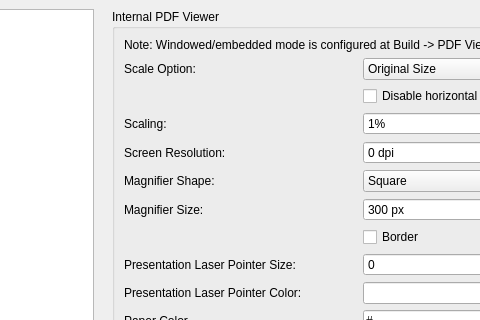
Before: the Qt Designer form src/configdialog.ui in texstudio-org/texstudio, drawn with Qt 5; both pictures show x 259 to 739 and y 0 to 320 of the 1116 by 674 pixel window.
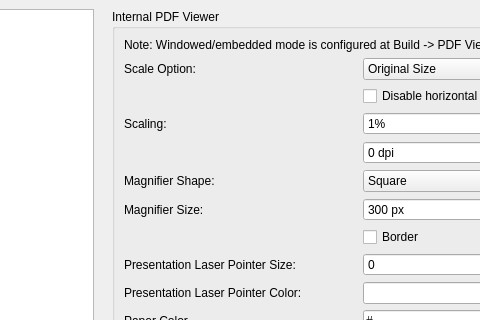
After: the same form once the commit is applied. The open tabs and pages were chosen to show the change. Icons and pictures are not drawn.

Commit message: show screen dpi in Pdf Viewer Config (#2393)

```diff
--- a/src/configdialog.ui
+++ b/src/configdialog.ui
@@ -4271,7 +4271,7 @@
               <item row="4" column="0">
                <widget class="QLabel" name="label_27">
                 <property name="text">
-                 <string>Screen Resolution:</string>
+                 <string notr="true">&lt;ScreenResolution&gt;</string>
                 </property>
                </widget>
               </item>
```
Left out of the diff: 2 changed lines with no effect on the pictures. The commit also changes 1 other file.
